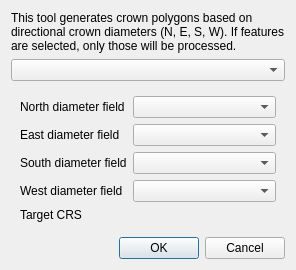
This is treesta_crown_visualizer_dialog_base.ui in baumsicht/crown_visualizer as Qt 5 draws it before an edit. The edited form follows.
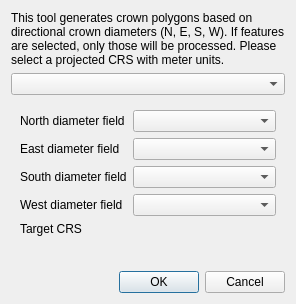
This is the edited form. Custom widgets are drawn as their Qt base class.

The edit to the form file:
```diff
--- a/treesta_crown_visualizer_dialog_base.ui
+++ b/treesta_crown_visualizer_dialog_base.ui
@@ -9,7 +9,7 @@
    <item>
     <widget class="QLabel" name="label_info">
      <property name="text">
-      <string>This tool generates crown polygons based on directional crown diameters (N, E, S, W). If features are selected, only those will be processed.</string>
+      <string>This tool generates crown polygons based on directional crown diameters (N, E, S, W). If features are selected, only those will be processed. Please select a projected CRS with meter units.</string>
      </property>
      <property name="wordWrap">
       <bool>true</bool>
@@ -72,6 +72,13 @@
       <item row="4" column="1">
        <widget class="QgsProjectionSelectionWidget" name="crs_selector"/>
       </item>
+      <item row="5" column="0" colspan="2">
+       <widget class="QLabel" name="label_crs_warning">
+        <property name="text"><string/></property>
+        <property name="visible"><bool>false</bool></property>
+        <property name="styleSheet"><string>color: red;</string></property>
+       </widget>
+      </item>
      </layout>
     </widget>
    </item>
```
Left out of the diff: 40 changed lines with no effect on the pictures.
